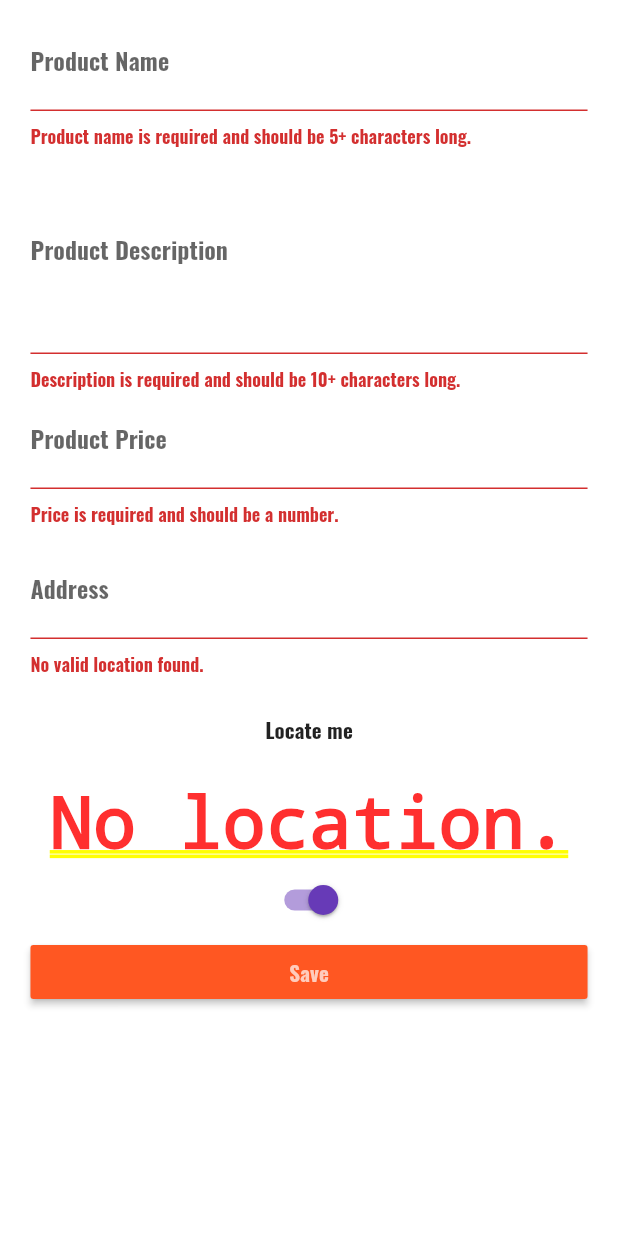
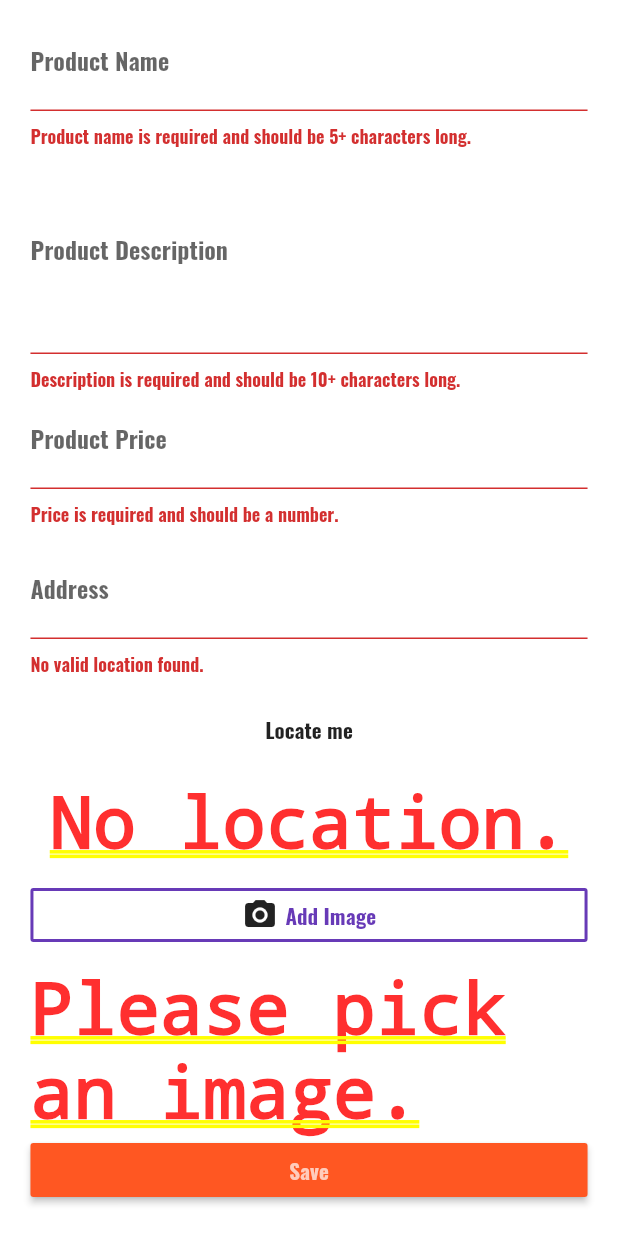
Before and after one commit to 123jkl6/test_flutter, a Flutter app: the ProductEditPage screen opened directly, after a tap on "Save", on a phone screen of 412 x 824 dp. Run offline on Flutter 3.47's test engine with Material 2 defaults, Android fonts, the phone set to English and light mode, and no system bars; our stand-ins replace image_picker, location, rxdart, shared_preferences; missing offline and left inert: map_view; accounts and stored records are empty; statements that could not run were skipped.

Commit message:
added custom image option, but app is broken now

```diff
--- a/lib/pages/product_edit.dart
+++ b/lib/pages/product_edit.dart
@@ -1,5 +1,5 @@
 import 'package:flutter/material.dart';
-
+import 'dart:io';
 import 'package:scoped_model/scoped_model.dart';
 
 import '../scoped_models/main.dart';
@@ -9,6 +9,7 @@ import '../models/location_data.dart';
 
 import '../widgets/helpers/ensure-visible.dart';
 import '../widgets/form_input/location.dart';
+import '../widgets/form_input/image.dart';
 
 class ProductEditPage extends StatefulWidget {
   @override
@@ -22,7 +23,7 @@ class _CreateProductPageState extends State<ProductEditPage> {
     'title': null,
     'description': null,
     'price': null,
-    'image': 'assets/food.jpg',
+    'image': null,
     'location': null,
   };
   final GlobalKey<FormState> _formKey = GlobalKey<FormState>();
@@ -31,8 +32,21 @@ class _CreateProductPageState extends State<ProductEditPage> {
   final _titleFocusNode = FocusNode();
   final _descriptionFocusNode = FocusNode();
   final _priceFocusNode = FocusNode();
+  final _titleTextController = TextEditingController();
+  final _descriptionTextController = TextEditingController();
 
   Widget _buildTitleField(Product product) {
+    if (product == null && _titleTextController.text.trim()==''){
+      _titleTextController.text='';
+    } else if (product != null && _titleTextController.text.trim()==''){
+      _titleTextController.text=product.title;
+    } else if (product != null && _titleTextController.text.trim() != ''){
+      _titleTextController.text=_titleTextController.text;
+    } else if (product == null && _titleTextController.text.trim()!='') {
+      _titleTextController.text = _titleTextController.text;
+    } else {
+      _titleTextController.text = '';
+    }
     return EnsureVisibleWhenFocused(
       focusNode: _titleFocusNode,
       child: TextFormField(
@@ -53,13 +67,19 @@ class _CreateProductPageState extends State<ProductEditPage> {
   }
 
   Widget _buildDescriptionField(Product product) {
+    if (product==null && _descriptionTextController.text.trim()==''){
+      _descriptionTextController.text = '';
+    } else if (product != null && _descriptionTextController.text.trim()==''){
+      _descriptionTextController.text=product.title;
+    }
     return EnsureVisibleWhenFocused(
       focusNode: _descriptionFocusNode,
       child: TextFormField(
           focusNode: _descriptionFocusNode,
           decoration: InputDecoration(labelText: 'Product Description'),
           maxLines: 4,
-          initialValue: product == null ? '' : product.description.toString(),
+
+          controller:_descriptionTextController,
           validator: (String value) {
             if (value.isEmpty || value.length < 10) {
               return "Description is required and should be 10+ characters long. ";
@@ -123,19 +143,22 @@ class _CreateProductPageState extends State<ProductEditPage> {
     _formData['location'] = locationData;
   }
 
+  void _setImage(File image){
+    _formData['image'] = image;
+  }
+
   void saveAction(Function addProduct, Function updateProduct,
       Function selectProduct, Product product) {
-    if (!_formKey.currentState.validate()) {
+    if (!_formKey.currentState.validate() || _formData['image']==null && product==null) {
       //stop executing if validation fails.
       return;
     }
     _formKey.currentState.save();
-    print(_formData['title'] + ' is being saved.');
     print(_formData.toString());
     if (product == null) {
       addProduct(
-        title: _formData['title'],
-        description: _formData['description'],
+        title: _titleTextController.text,
+        description: _descriptionTextController.text,
         image: _formData['image'],
         price: _formData['price'],
         locationData: _formData['location'],
@@ -231,7 +254,8 @@ class _CreateProductPageState extends State<ProductEditPage> {
                 _buildPriceField(product),
                 SizedBox(height: 10.0),
                 LocationInput(_setLocation, product),
-                _buildSwitch(),
+                SizedBox(height:10.0),
+                ImageInput(setImage:_setImage,product:product),
                 _buildSaveButton(),
               ]),
         ),
--- /dev/null
+++ b/lib/widgets/form_input/image.dart
@@ -0,0 +1,95 @@
+import 'package:flutter/material.dart';
+import 'dart:io';
+
+import 'package:image_picker/image_picker.dart';
+
+import '../../models/product.dart';
+
+class ImageInput extends StatefulWidget {
+  final Function setImage;
+  final Product product;
+
+  ImageInput({this.setImage,this.product});
+
+  @override
+  State<StatefulWidget> createState() {
+    return _ImageInputState();
+  }
+}
+
+class _ImageInputState extends State<ImageInput> {
+  File _imageFile;
+
+  void _getImage(BuildContext context, ImageSource imageSource) {
+    ImagePicker.pickImage(
+      source: imageSource,
+      maxWidth: 400.0,
+    ).then((File image) {
+      setState(() {
+        _imageFile = image;
+      });widget.setImage(image);
+
+      Navigator.pop(context);
+    });
+  }
+
+  void _openImagePicker(BuildContext context) {
+    showModalBottomSheet(
+        context: context,
+        builder: (BuildContext context) {
+          return Container(
+            height: 200.0,
+            padding: EdgeInsets.all(10.0),
+            child: Column(children: <Widget>[
+              Text('Pick an Image',
+                  style: TextStyle(fontWeight: FontWeight.bold)),
+              SizedBox(height: 10.0),
+              FlatButton(
+                textColor: Theme.of(context).primaryColor,
+                child: Text('Use Camera'),
+                onPressed: () {
+                  _getImage(context, ImageSource.camera);
+                },
+              ),
+              SizedBox(height: 10.0),
+              FlatButton(
+                textColor: Theme.of(context).primaryColor,
+                child: Text('Use Gallery'),
+                onPressed: () {
+                  _getImage(context, ImageSource.gallery);
+                },
+              ),
+            ]),
+          );
+        });
+  }
+
+  @override
+  Widget build(BuildContext context) {
+    final buttonColor = Theme.of(context).accentColor;
+    return Column(
+      children: <Widget>[
+        OutlineButton(
+            borderSide: BorderSide(color: buttonColor, width: 2.0),
+            onPressed: () {
+              _openImagePicker(context);
+            },
+            child: Row(
+                mainAxisAlignment: MainAxisAlignment.center,
+                children: <Widget>[
+                  Icon(Icons.camera_alt),
+                  SizedBox(width: 5.0),
+                  Text('Add Image', style: TextStyle(color: buttonColor)),
+                ])),
+        SizedBox(height: 10.0),
+        _imageFile == null
+            ? Text('Please pick an image. ')
+            : Image.file(_imageFile,
+                fit: BoxFit.cover,
+                height: 300.0,
+                width:MediaQuery.of(context).size.width,
+                alignment: Alignment.topCenter),
+      ],
+    );
+  }
+}
--- a/pubspec.yaml
+++ b/pubspec.yaml
@@ -25,6 +25,8 @@ dependencies:
   http: ^0.12.0+2
   rxdart: ^0.22.0
   location: ^2.3.5
+  image_picker: ^0.6.0+8
+  mime: ^0.9.6+1
   map_view:
     git:
       url: git://github.com/Eimji/flutter_google_map_view.git
```
Also changed, not shown: lib/scoped_models/connected_products.dart (+41 -6 lines), pubspec.lock, 1 other file.
